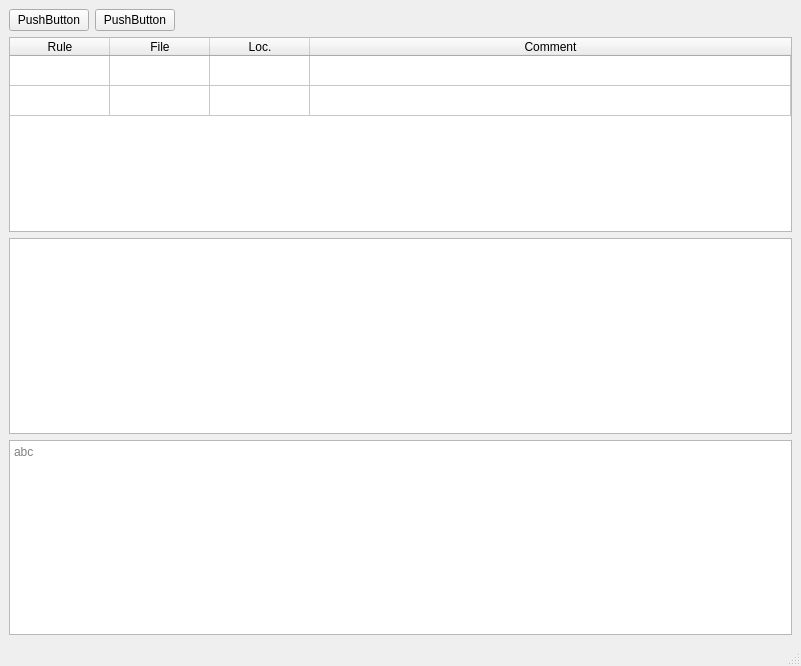
Old version of the form ui/main_view.ui in the repository lythality/saint.
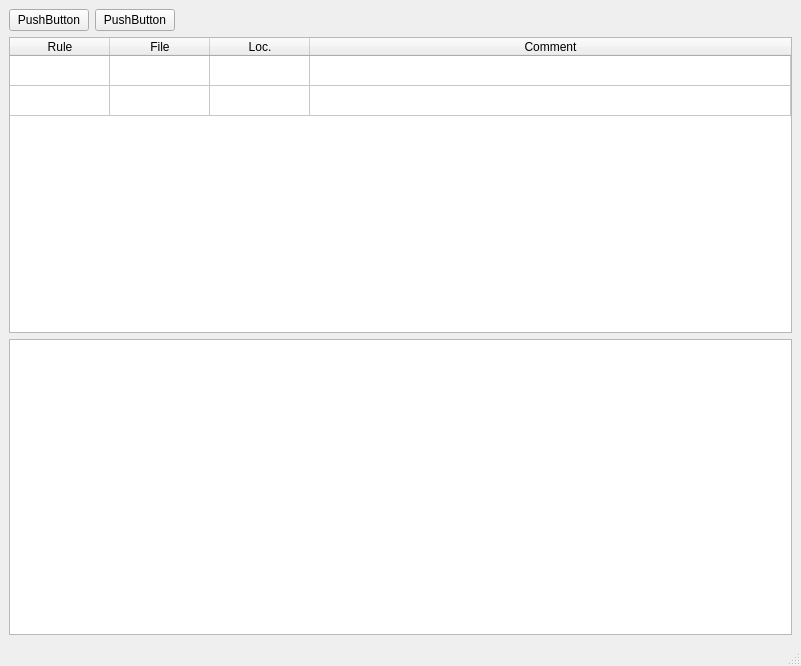
New version of the form.

Commit message: remove unused ui

The edit to the form file:
```diff
--- a/ui/main_view.ui
+++ b/ui/main_view.ui
@@ -147,13 +147,6 @@
       <column/>
      </widget>
     </item>
-    <item>
-     <widget class="QTextEdit" name="textEdit">
-      <property name="placeholderText">
-       <string>abc</string>
-      </property>
-     </widget>
-    </item>
    </layout>
   </widget>
   <widget class="QMenuBar" name="menubar">
```
Left out of the diff: 22 changed lines with no effect on the pictures. The commit also changes 2 other files.
